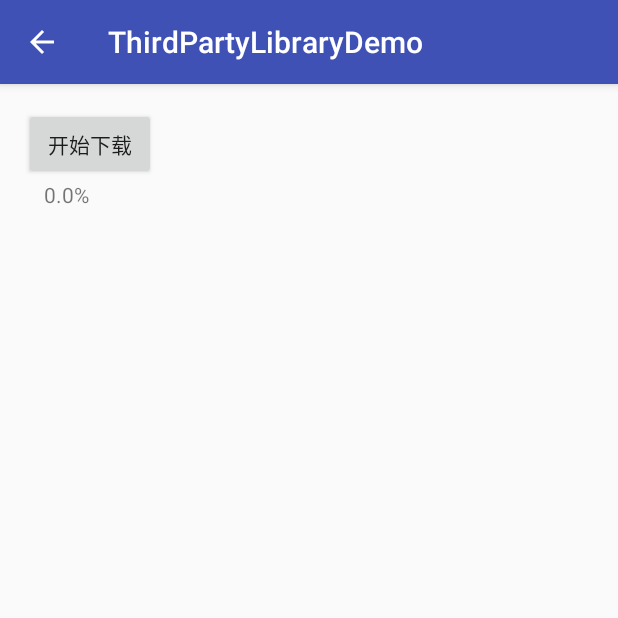
After one commit to zhooker/ThirdPartyLibraryDemo, an Android app: the RetrofitDownloadActivity screen opened directly, with no data from a screen before it, on a phone screen of 412 x 824 dp, the top half of it. The commit adds this screen. Run offline under Robolectric (Android 15) with nearby library versions, the phone set to English and light mode, and no system bars; libraries missing offline, so code that uses them is left out: retrofit2.adapter.rxjava, rx.android.schedulers, rx.functions, rx.schedulers.

Commit message:
增加 Retrofit 文件下载Demo.

```diff
--- a/app/src/main/AndroidManifest.xml
+++ b/app/src/main/AndroidManifest.xml
@@ -23,6 +23,7 @@
         <activity android:name=".rxjava.RxJavaActivity" />
         <activity android:name=".hybrid.JSInterfaceActivity" />
         <activity android:name=".hybrid.JSBridgeActivity"/>
+        <activity android:name=".retrofit.download.RetrofitDownloadActivity"/>
     </application>
 
 </manifest>
--- /dev/null
+++ b/app/src/main/java/com/example/thirdparty/retrofit/download/PluginApkModle.java
@@ -0,0 +1,17 @@
+package com.example.thirdparty.retrofit.download;
+
+import okhttp3.ResponseBody;
+import retrofit2.http.GET;
+import retrofit2.http.Streaming;
+import retrofit2.http.Url;
+import rx.Observable;
+
+/**
+ * Created by zhuangsj on 16-11-2.
+ */
+
+public interface PluginApkModle {
+    @Streaming
+    @GET
+    Observable<ResponseBody> downloadFileWithDynamicUrlAsync(@Url String fileUrl);
+}
--- /dev/null
+++ b/app/src/main/java/com/example/thirdparty/retrofit/download/RetrofitDownloadActivity.java
@@ -0,0 +1,220 @@
+package com.example.thirdparty.retrofit.download;
+
+import android.os.Bundle;
+import android.util.Log;
+import android.view.View;
+import android.widget.TextView;
+
+import com.example.thirdparty.BaseActivity;
+import com.example.thirdparty.R;
+
+import java.io.File;
+import java.io.FileOutputStream;
+import java.io.IOException;
+import java.io.InputStream;
+import java.io.OutputStream;
+import java.util.concurrent.TimeUnit;
+
+import okhttp3.OkHttpClient;
+import okhttp3.ResponseBody;
+import retrofit2.Retrofit;
+import retrofit2.adapter.rxjava.RxJavaCallAdapterFactory;
+import retrofit2.converter.gson.GsonConverterFactory;
+import rx.Observable;
+import rx.Subscriber;
+import rx.android.schedulers.AndroidSchedulers;
+import rx.functions.Action1;
+import rx.functions.Func1;
+import rx.schedulers.Schedulers;
+
+/**
+ * 原文［Retrofit 2 - 如何从服务器下载文件］（http://www.jianshu.com/p/92bb85fc07e8#）
+ */
+public class RetrofitDownloadActivity extends BaseActivity {
+
+    public static final String TAG = "zhuangsj";
+
+    private TextView mProcess;
+
+    @Override
+    protected void onCreate(Bundle savedInstanceState) {
+        super.onCreate(savedInstanceState);
+        setContentView(R.layout.activity_retrofit_download);
+        mProcess = (TextView) findViewById(R.id.process);
+    }
+
+    public void onStart(View v) {
+        clearProcess();
+        download();
+    }
+
+
+    private void updateProcess(String process) {
+        String origin = mProcess.getText().toString();
+        mProcess.setText(process + "\n" + origin);
+    }
+
+    private void clearProcess() {
+        mProcess.setText("");
+    }
+
+    public Observable<ResponseBody> createDownloadService() {
+        OkHttpClient.Builder builder = new OkHttpClient.Builder();
+        Retrofit retrofit = new Retrofit.Builder().baseUrl("http://dl.gionee.com")
+                .client(builder.build())
+                .addConverterFactory(GsonConverterFactory.create())
+                .addCallAdapterFactory(RxJavaCallAdapterFactory.createWithScheduler(Schedulers.io()))
+                .build();
+        PluginApkModle pluginModle = retrofit.create(PluginApkModle.class);
+        return pluginModle.downloadFileWithDynamicUrlAsync("http://dl.gionee.com/synth/res/plugin/3/SmartBurst_V1.1.0.j.apk");
+    }
+
+
+    public void download() {
+        Observable<ResponseBody> call = createDownloadService();
+        call.flatMap(new Func1<ResponseBody, Observable<String>>() {
+            @Override
+            public Observable<String> call(ResponseBody responseBody) {
+                return Observable.create(new Observable.OnSubscribe<String>() {
+                    @Override
+                    public void call(Subscriber<? super String> subscriber) {
+                        // todo change the file location/name according to your needs
+                        File futureStudioIconFile = new File("/storage/emulated/0/test.apk");
+
+                        InputStream inputStream = null;
+                        OutputStream outputStream = null;
+
+                        try {
+                            byte[] fileReader = new byte[4096];
+
+                            long fileSize = responseBody.contentLength();
+                            long fileSizeDownloaded = 0;
+
+                            inputStream = responseBody.byteStream();
+                            outputStream = new FileOutputStream(futureStudioIconFile);
+
+                            while (true) {
+                                int read = inputStream.read(fileReader);
+
+                                if (read == -1) {
+                                    break;
+                                }
+
+                                outputStream.write(fileReader, 0, read);
+
+                                fileSizeDownloaded += read;
+
+                                float progress = (fileSizeDownloaded * 100.0f / fileSize);
+                                Log.d(TAG, "file download  progress=" + progress);
+                                subscriber.onNext(String.format("%.2f %%",progress));
+                            }
+
+                            outputStream.flush();
+
+                            subscriber.onCompleted();
+                        } catch (IOException e) {
+                            Log.d(TAG, "file download error: " + e);
+                            subscriber.onError(e);
+                        } finally {
+                            try {
+                                if (inputStream != null) {
+                                    inputStream.close();
+                                }
+
+                                if (outputStream != null) {
+                                    outputStream.close();
+                                }
+                            } catch (IOException e) {
+                                e.printStackTrace();
+                            }
+                        }
+                    }
+                });
+            }
+        })
+                .sample(100, TimeUnit.MILLISECONDS)
+//                .onBackpressureDrop()
+//                .onBackpressureBuffer(1000)
+                .doOnRequest(new Action1<Long>() {
+            @Override
+            public void call(Long aLong) {
+                Log.d(TAG, "doOnRequest : " + aLong);
+                updateProcess("doOnRequest : " + aLong);
+            }
+        }).subscribeOn(Schedulers.io()).observeOn(AndroidSchedulers.mainThread()).subscribe(new Subscriber<String>() {
+            @Override
+            public void onStart() {
+//                request(1);
+            }
+            @Override
+            public void onCompleted() {
+                Log.d(TAG, "onCompleted");
+                updateProcess("onCompleted");
+            }
+
+            @Override
+            public void onError(Throwable e) {
+                Log.d(TAG, "onError e=" + e);
+                updateProcess("Error : " + e.getMessage());
+            }
+
+            @Override
+            public void onNext(String responseBody) {
+                updateProcess(responseBody);
+                Log.d(TAG, "responseBody=" + responseBody);
+//                request(100);
+            }
+        });
+    }
+
+    private boolean writeResponseBodyToDisk(ResponseBody body) {
+        try {
+            // todo change the file location/name according to your needs
+            File futureStudioIconFile = new File("/storage/emulated/0/test.apk");
+
+            InputStream inputStream = null;
+            OutputStream outputStream = null;
+
+            try {
+                byte[] fileReader = new byte[4096];
+
+                long fileSize = body.contentLength();
+                long fileSizeDownloaded = 0;
+
+                inputStream = body.byteStream();
+                outputStream = new FileOutputStream(futureStudioIconFile);
+
+                while (true) {
+                    int read = inputStream.read(fileReader);
+
+                    if (read == -1) {
+                        break;
+                    }
+
+                    outputStream.write(fileReader, 0, read);
+
+                    fileSizeDownloaded += read;
+
+                    Log.d(TAG, "file download: " + fileSizeDownloaded + " of " + fileSize);
+                }
+
+                outputStream.flush();
+
+                return true;
+            } catch (IOException e) {
+                Log.d(TAG, "file download error: " + e.getMessage());
+                return false;
+            } finally {
+                if (inputStream != null) {
+                    inputStream.close();
+                }
+
+                if (outputStream != null) {
+                    outputStream.close();
+                }
+            }
+        } catch (IOException e) {
+            return false;
+        }
+    }
+}
--- /dev/null
+++ b/app/src/main/res/layout/activity_retrofit_download.xml
@@ -0,0 +1,35 @@
+<?xml version="1.0" encoding="utf-8"?>
+<LinearLayout xmlns:android="http://schemas.android.com/apk/res/android"
+    xmlns:tools="http://schemas.android.com/tools"
+    android:id="@+id/activity_rx_java2"
+    android:layout_width="match_parent"
+    android:layout_height="match_parent"
+    android:orientation="vertical"
+    android:paddingBottom="@dimen/activity_vertical_margin"
+    android:paddingLeft="@dimen/activity_horizontal_margin"
+    android:paddingRight="@dimen/activity_horizontal_margin"
+    android:paddingTop="@dimen/activity_vertical_margin"
+    tools:context="com.example.thirdparty.rxjava2.RxJava2Activity">
+
+
+    <Button
+        android:layout_width="wrap_content"
+        android:layout_height="wrap_content"
+        android:text="开始下载"
+        android:onClick="onStart"/>
+
+    <ScrollView
+        android:layout_width="match_parent"
+        android:layout_height="match_parent">
+
+        <TextView
+            android:id="@+id/process"
+            android:layout_width="wrap_content"
+            android:layout_height="wrap_content"
+            android:layout_alignParentTop="true"
+            android:layout_marginStart="13dp"
+            android:text="0.0%" />
+    </ScrollView>
+
+
+</LinearLayout>
```
Also changed, not shown: app/src/main/java/com/example/thirdparty/MainActivity.java (+5 -2 lines), app/src/main/java/com/example/thirdparty/rxjava2/RxJava2Activity.java (added, +14 -0 lines), app/src/main/res/layout/activity_rx_java2.xml (added, +13 -0 lines).
